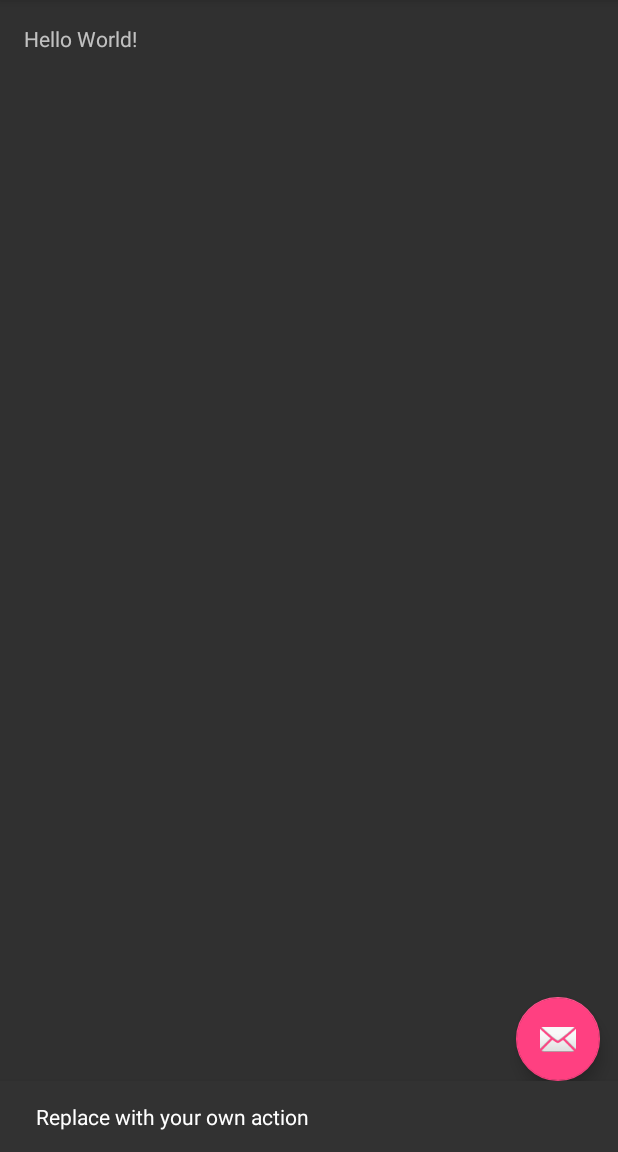
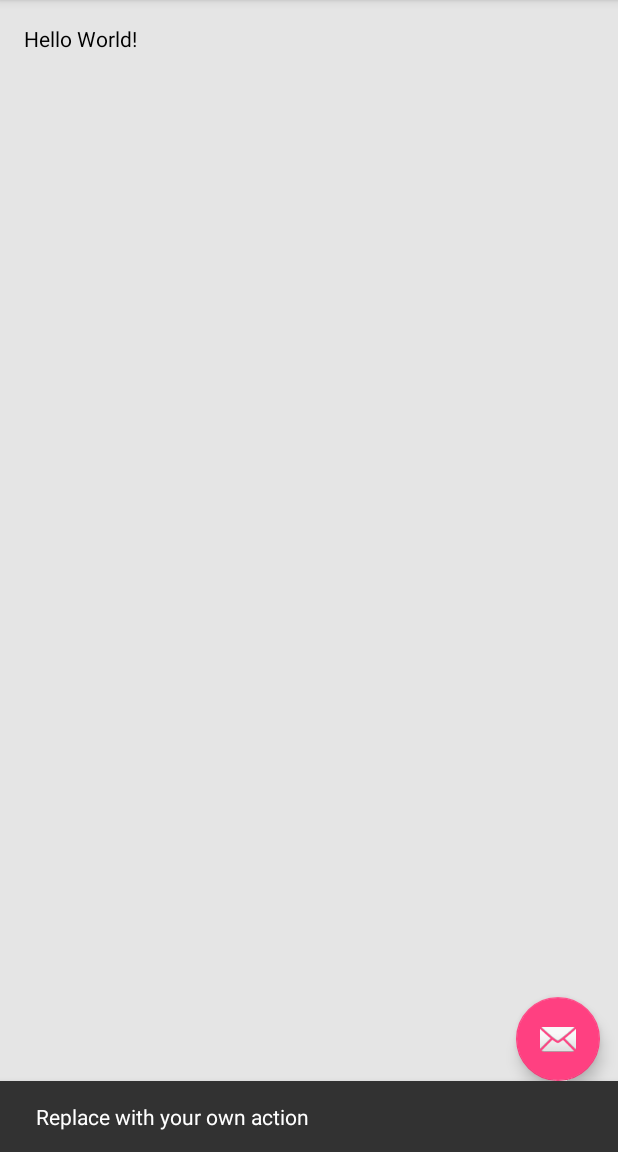
Before and after one commit to ronaldsmartin/android-issue-221397, an Android app: the screen it shows after launch (MainActivity), after a tap on an icon or button, on a phone screen of 412 x 824 dp, the part 84-1236 px from its top. Run offline under Robolectric (Android 15) with nearby library versions, the phone set to English and light mode, and no system bars.

Commit message:
Change colors to increase bug visibility.

```diff
--- a/app/src/main/res/layout/content_main.xml
+++ b/app/src/main/res/layout/content_main.xml
@@ -9,6 +9,7 @@
     android:paddingLeft="@dimen/activity_horizontal_margin"
     android:paddingRight="@dimen/activity_horizontal_margin"
     android:paddingTop="@dimen/activity_vertical_margin"
+    android:background="#E5E5E5"
     app:layout_behavior="@string/appbar_scrolling_view_behavior"
     tools:context="com.itsronald.issue221397.MainActivity"
     tools:showIn="@layout/activity_main">
@@ -16,5 +17,6 @@
     <TextView
         android:layout_width="wrap_content"
         android:layout_height="wrap_content"
+        android:textColor="@android:color/primary_text_light"
         android:text="Hello World!" />
 </RelativeLayout>
```
